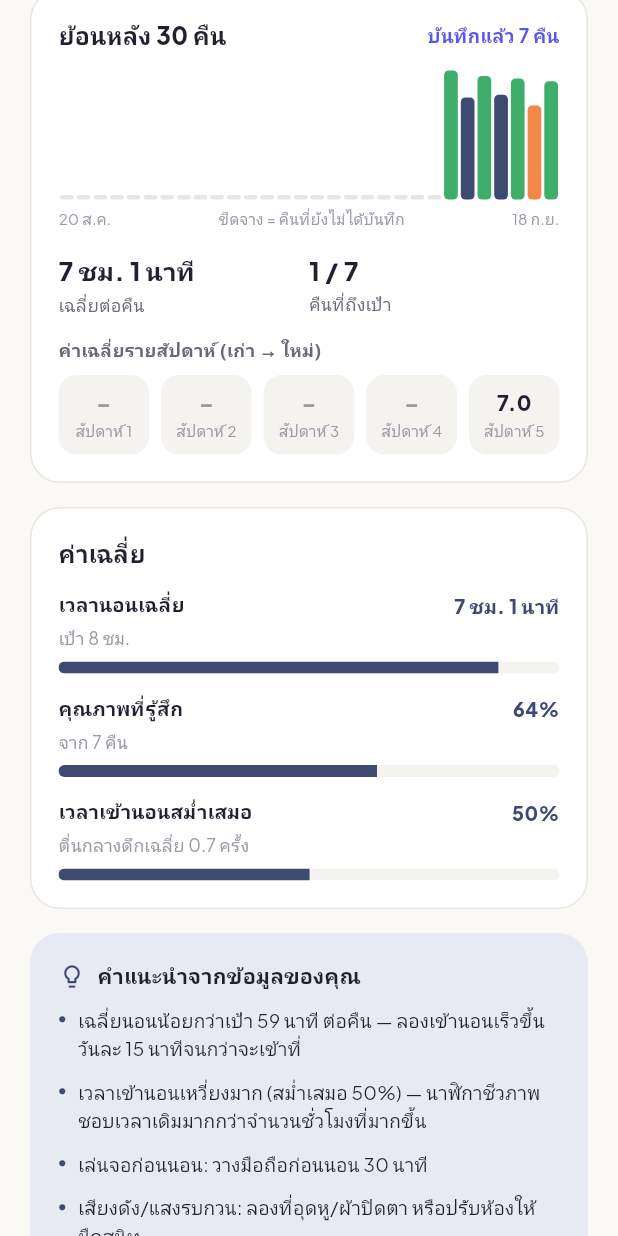
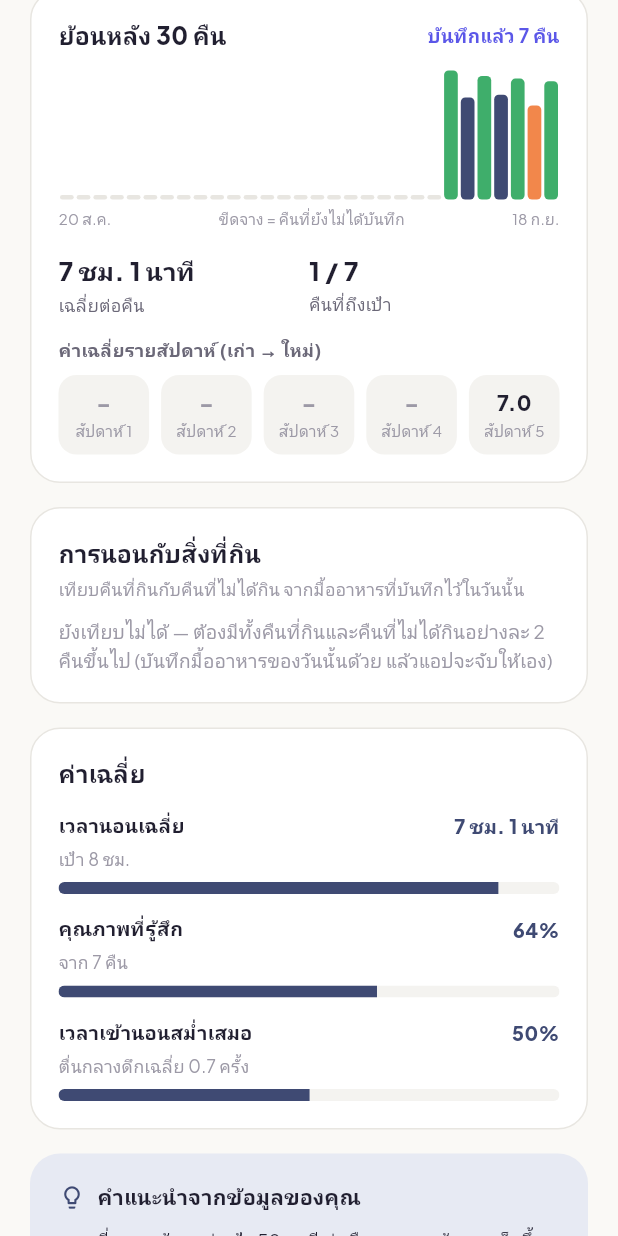
Before and after one commit to pakaneeserviceprogram-a11y/PROGRAMPLANNER, a Flutter app: the SleepScreen screen opened directly, scrolled down 576 dp, on a phone screen of 412 x 824 dp. Run offline on Flutter 3.47's test engine with Material 3 defaults, Android fonts, the phone set to English and light mode, and no system bars; our stand-ins replace file_picker, flutter_local_notifications, flutter_timezone, font_awesome_flutter, google_fonts, hive_flutter and 2 more; accounts and stored records are empty.

Commit message:
จับคู่คุณภาพการนอนกับคาเฟอีนช่วงบ่ายและมื้อดึก
- SleepNutritionInsights เทียบคะแนนคืนที่กินกับคืนที่ไม่ได้กิน จากมื้อของวันที่เข้านอน
- คืนที่ไม่มีบันทึกมื้ออาหารถูกข้าม ไม่นับเป็น "ไม่ได้กิน" (กันสรุปผิด)
- ต้องมีอย่างละ 2 คืนขึ้นไปและต่างกัน 5 คะแนนขึ้นไปถึงจะสรุป ไม่งั้นบอกว่าพอ ๆ กัน
- การ์ด "การนอนกับสิ่งที่กิน" ในหน้าการนอน พร้อมคำแนะนำเมื่อพบความต่าง
- test ใหม่ sleep_nutrition_insights_test.dart (7) รวม 173 tests

Co-Authored-By: Claude Opus 5 <noreply@anthropic.com>
Claude-Session: https://claude.ai/code/session_019gGnQ312srrT2TZEqFgTSj

```diff
--- /dev/null
+++ b/lifeplan_app/lib/data/sleep_nutrition_insights.dart
@@ -0,0 +1,130 @@
+import '../models/meal_entry.dart';
+import '../models/sleep_entry.dart';
+import 'insights.dart';
+import 'repositories/meal_repository.dart';
+
+/// ผลเทียบ "คืนที่มีพฤติกรรมนี้" กับ "คืนที่ไม่มี"
+class SleepComparison {
+  /// ชื่อพฤติกรรม เช่น "คาเฟอีนหลังบ่าย 2"
+  final String label;
+
+  /// คำแนะนำสั้น ๆ เมื่อพบว่าคืนที่มีพฤติกรรมนี้นอนแย่กว่า
+  final String advice;
+
+  final int withCount;
+  final int withoutCount;
+
+  /// คะแนนการนอนเฉลี่ย 0–100 ของแต่ละกลุ่ม
+  final double withScore;
+  final double withoutScore;
+
+  const SleepComparison({
+    required this.label,
+    required this.advice,
+    required this.withCount,
+    required this.withoutCount,
+    required this.withScore,
+    required this.withoutScore,
+  });
+
+  /// ต่างกันกี่คะแนน (บวก = คืนที่มีพฤติกรรมนี้นอนแย่กว่า)
+  double get delta => withoutScore - withScore;
+
+  /// ทั้งสองกลุ่มต้องมีอย่างน้อย 2 คืน ไม่งั้นเป็นการสรุปจากคืนเดียวซึ่งไม่มีความหมาย
+  bool get hasEnoughData => withCount >= 2 && withoutCount >= 2;
+
+  /// ต่างกันน้อยกว่า 5 คะแนนถือว่าพอ ๆ กัน ไม่ควรชี้นิ้วว่าเป็นเพราะสิ่งนี้
+  bool get isMeaningful => hasEnoughData && delta.abs() >= 5;
+}
+
+/// จับคู่สิ่งที่กินกับคุณภาพการนอน — ตอบคำถาม "กาแฟบ่ายหรือมื้อดึกทำให้นอนแย่ไหม"
+/// โดยใช้ข้อมูลที่ผู้ใช้บันทึกอยู่แล้ว ไม่ต้องติ๊ก "ปัจจัยรบกวน" เอง
+///
+/// **ข้อจำกัดที่ตั้งใจ**: แอปไม่ได้เก็บปริมาณคาเฟอีน จึงเดาจาก *ชื่อเมนู* ที่ผู้ใช้พิมพ์
+/// (กาแฟ/ชา/โกโก้/น้ำอัดลม) — ถ้าพิมพ์ชื่อแปลก ๆ จะจับไม่ได้ ถือเป็นการช่วยสังเกต
+/// ไม่ใช่ข้อสรุปทางการแพทย์
+class SleepNutritionInsights {
+  SleepNutritionInsights._();
+
+  /// คำที่บ่งชี้ว่าเมนูนั้นน่าจะมีคาเฟอีน (ตัวพิมพ์เล็ก-ใหญ่ไม่สำคัญ)
+  static const caffeineKeywords = [
+    'กาแฟ', 'ลาเต้', 'ลาเต้', 'อเมริกาโน', 'เอสเปรสโซ', 'เอสเพรสโซ', 'มอคค่า', 'คาปูชิโน',
+    'ชาเขียว', 'ชาไทย', 'ชานม', 'ชาดำ', 'ชามะนาว', 'มัทฉะ', 'โกโก้', 'โค้ก', 'เป๊ปซี่',
+    'น้ำอัดลม', 'ชูกำลัง', 'คาเฟอีน',
+    'coffee', 'espresso', 'latte', 'americano', 'mocha', 'cappuccino', 'matcha', 'cola', 'coke', 'pepsi',
+  ];
+
+  /// นับเป็น "คาเฟอีนช่วงบ่าย" ตั้งแต่เวลานี้ (นาทีจากเที่ยงคืน) — คาเฟอีนอยู่ในตัวราว 5–6 ชม.
+  static const afternoonFrom = 14 * 60;
+
+  /// มื้อดึก = กินตั้งแต่เวลานี้เป็นต้นไป
+  static const lateMealFrom = 20 * 60;
+
+  static int? _minutesOf(String hhmm) => SleepEntry.minutesOf(hhmm);
+
+  static bool isCaffeine(MealEntry meal) {
+    final title = meal.title.toLowerCase();
+    return caffeineKeywords.any((k) => title.contains(k.toLowerCase()));
+  }
+
+  static bool isAfternoonCaffeine(MealEntry meal) {
+    if (!isCaffeine(meal)) return false;
+    final minutes = _minutesOf(meal.time);
+    return minutes != null && minutes >= afternoonFrom;
+  }
+
+  static bool isLateMeal(MealEntry meal) {
+    final minutes = _minutesOf(meal.time);
+    return minutes != null && minutes >= lateMealFrom;
+  }
+
+  /// เทียบคะแนนการนอนของคืนที่ "มี" กับ "ไม่มี" พฤติกรรมแต่ละอย่าง
+  ///
+  /// ดูมื้ออาหารของ **วันที่เข้านอน** (`SleepEntry.nightDate`) ไม่ใช่วันที่ตื่น
+  static List<SleepComparison> compare(
+    Iterable<SleepEntry> nights,
+    MealRepository meals, {
+    required int sleepTargetMinutes,
+  }) {
+    final checks = <({String label, String advice, bool Function(MealEntry) test})>[
+      (
+        label: 'คาเฟอีนหลังบ่าย 2',
+        advice: 'ลองเลื่อนกาแฟ/ชาแก้วสุดท้ายมาก่อนบ่าย 2 แล้วดูว่าดีขึ้นไหม',
+        test: isAfternoonCaffeine,
+      ),
+      (
+        label: 'มื้อดึก (หลัง 2 ทุ่ม)',
+        advice: 'ลองกินมื้อสุดท้ายให้เสร็จก่อน 2 ทุ่ม หรือให้ห่างจากเวลานอนราว 3 ชม.',
+        test: isLateMeal,
+      ),
+    ];
+
+    final results = <SleepComparison>[];
+    for (final check in checks) {
+      final withScores = <int>[];
+      final withoutScores = <int>[];
+
+      for (final night in nights) {
+        final dayMeals = meals.getForDay(night.nightDate);
+        // ไม่มีบันทึกมื้ออาหารของวันนั้นเลย = ไม่รู้ว่ากินอะไร ข้ามไปแทนที่จะเดาว่า "ไม่ได้กิน"
+        if (dayMeals.isEmpty) continue;
+
+        final score = Insights.scoreOfNight(night, sleepTargetMinutes);
+        (dayMeals.any(check.test) ? withScores : withoutScores).add(score);
+      }
+
+      results.add(SleepComparison(
+        label: check.label,
+        advice: check.advice,
+        withCount: withScores.length,
+        withoutCount: withoutScores.length,
+        withScore: _average(withScores),
+        withoutScore: _average(withoutScores),
+      ));
+    }
+    return results;
+  }
+
+  static double _average(List<int> values) =>
+      values.isEmpty ? 0 : values.reduce((a, b) => a + b) / values.length;
+}
--- a/lifeplan_app/lib/screens/sleep_screen.dart
+++ b/lifeplan_app/lib/screens/sleep_screen.dart
@@ -8,7 +8,9 @@ import '../data/notifications.dart';
 import '../data/repositories/schedule_repository.dart';
 import '../data/repositories/goal_settings_repository.dart';
 import '../data/repositories/sleep_repository.dart';
+import '../data/repositories/meal_repository.dart';
 import '../data/sleep_history.dart';
+import '../data/sleep_nutrition_insights.dart';
 import '../models/goal_settings.dart';
 import '../models/life_category.dart';
 import '../models/sleep_entry.dart';
@@ -308,6 +310,12 @@ class SleepScreen extends StatelessWidget {
 
                 _MonthHistoryCard(
                   history: SleepHistory.of(repo, days: _monthNights),
+                  targetMinutes: goals.sleepTargetMinutes,
+                ),
+                const SizedBox(height: 16),
+
+                _FoodComparisonCard(
+                  nights: SleepHistory.of(repo, days: _monthNights).loggedNights,
                   targetMinutes: goals.sleepTargetMinutes,
                 ),
                 const SizedBox(height: 16),
@@ -1057,3 +1065,90 @@ class _MonthStat extends StatelessWidget {
     );
   }
 }
+
+/// เทียบคุณภาพการนอนกับสิ่งที่กิน (คาเฟอีนบ่าย / มื้อดึก) จากบันทึกโภชนาการ
+///
+/// เดาคาเฟอีนจากชื่อเมนูที่ผู้ใช้พิมพ์ จึงเป็นการ "ช่วยสังเกต" ไม่ใช่ข้อสรุปทางการแพทย์
+class _FoodComparisonCard extends StatelessWidget {
+  final List<SleepEntry> nights;
+  final int targetMinutes;
+
+  const _FoodComparisonCard({required this.nights, required this.targetMinutes});
+
+  @override
+  Widget build(BuildContext context) {
+    final comparisons = SleepNutritionInsights.compare(
+      nights,
+      MealRepository(),
+      sleepTargetMinutes: targetMinutes,
+    );
+    final ready = comparisons.where((c) => c.hasEnoughData).toList();
+
+    return AppCard(
+      child: Column(
+        crossAxisAlignment: CrossAxisAlignment.start,
+        children: [
+          const SectionHeading(title: 'การนอนกับสิ่งที่กิน'),
+          const SizedBox(height: 4),
+          const Text('เทียบคืนที่กินกับคืนที่ไม่ได้กิน จากมื้ออาหารที่บันทึกไว้ในวันนั้น',
+              style: TextStyle(fontSize: 11.5, height: 1.4, color: AppColors.textFaint)),
+          const SizedBox(height: 12),
+          if (ready.isEmpty)
+            const Text(
+              'ยังเทียบไม่ได้ — ต้องมีทั้งคืนที่กินและคืนที่ไม่ได้กินอย่างละ 2 คืนขึ้นไป '
+              '(บันทึกมื้ออาหารของวันนั้นด้วย แล้วแอปจะจับให้เอง)',
+              style: TextStyle(fontSize: 12.5, height: 1.5, color: AppColors.textFaint),
+            )
+          else
+            for (var i = 0; i < ready.length; i++) ...[
+              if (i != 0) const Divider(height: 20, color: AppColors.border),
+              _ComparisonRow(comparison: ready[i]),
+            ],
+        ],
+      ),
+    );
+  }
+}
+
+class _ComparisonRow extends StatelessWidget {
+  final SleepComparison comparison;
+
+  const _ComparisonRow({required this.comparison});
+
+  @override
+  Widget build(BuildContext context) {
+    final worseWithIt = comparison.delta > 0;
+    final color = comparison.isMeaningful
+        ? (worseWithIt ? SleepScreen._dangerColor : SleepScreen._category.color)
+        : AppColors.textMuted;
+
+    return Column(
+      crossAxisAlignment: CrossAxisAlignment.start,
+      children: [
+        Row(
+          children: [
+            Expanded(
+              child: Text(comparison.label, style: const TextStyle(fontSize: 13.5, fontWeight: FontWeight.w700)),
+            ),
+            Text(
+              comparison.isMeaningful
+                  ? '${worseWithIt ? '−' : '+'}${comparison.delta.abs().round()}%'
+                  : 'พอ ๆ กัน',
+              style: TextStyle(fontSize: 13.5, fontWeight: FontWeight.w800, color: color),
+            ),
+          ],
+        ),
+        const SizedBox(height: 4),
+        Text(
+          'คืนที่กิน ${comparison.withScore.round()}% (${comparison.withCount} คืน) • '
+          'คืนที่ไม่ได้กิน ${comparison.withoutScore.round()}% (${comparison.withoutCount} คืน)',
+          style: const TextStyle(fontSize: 11.5, color: AppColors.textMuted),
+        ),
+        if (comparison.isMeaningful && worseWithIt) ...[
+          const SizedBox(height: 4),
+          Text(comparison.advice, style: const TextStyle(fontSize: 11.5, height: 1.4, color: AppColors.textFaint)),
+        ],
+      ],
+    );
+  }
+}
```
Also changed, not shown: 6 other files.
